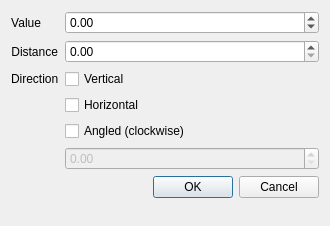
Before: the Qt Designer form pointloaddialog.ui in emanuelemaz/easydiagui, drawn with Qt 5.
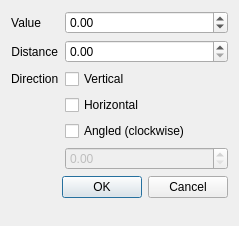
After: the same form once the commit is applied.

What changed in the file:
```diff
--- a/pointloaddialog.ui
+++ b/pointloaddialog.ui
@@ -6,7 +6,7 @@
    <rect>
     <x>0</x>
     <y>0</y>
-    <width>330</width>
+    <width>239</width>
     <height>226</height>
    </rect>
   </property>
```
Left out of the diff: 4 changed lines with no effect on the pictures.
